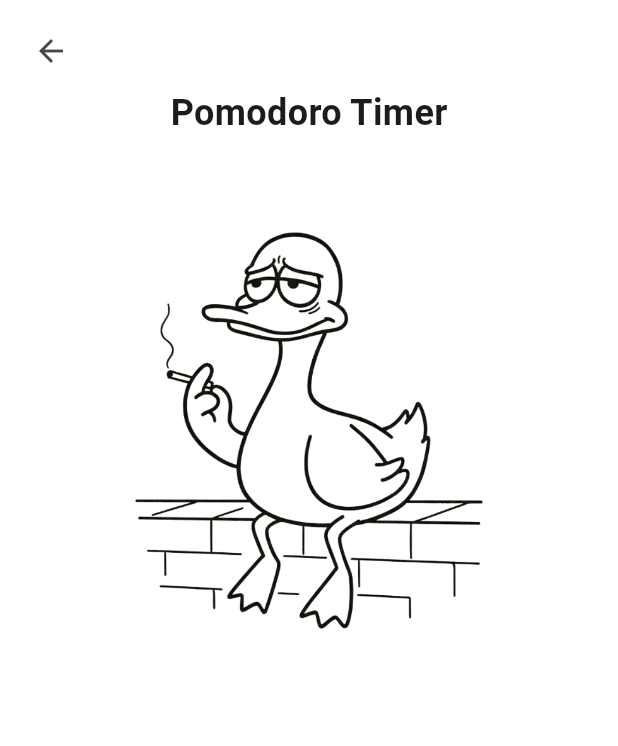
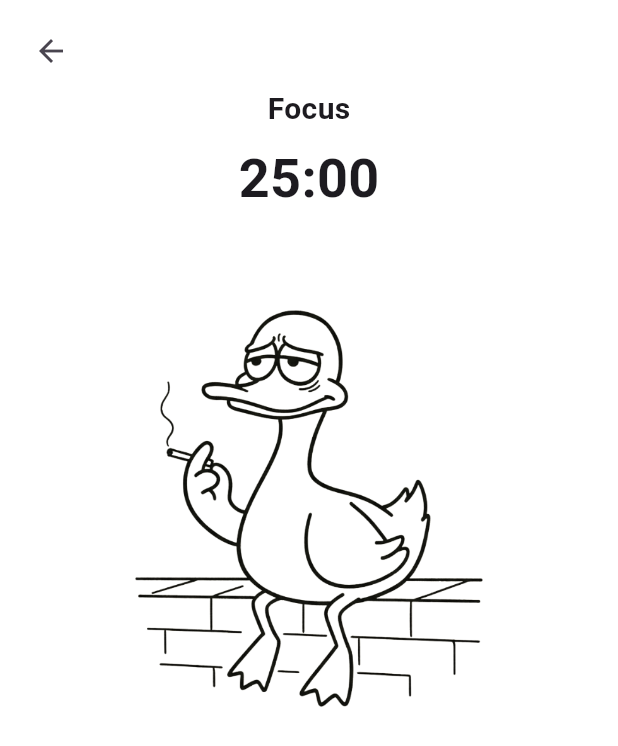
Before and after one commit to Penz7/pomoduck, a Flutter app: the PomodoroScreen screen opened by its route, on a phone screen of 412 x 824 dp. Shown: the top 746 px of the screen. Run offline on Flutter 3.47's test engine with Material 3 defaults, Android fonts, the light colour scheme and no system bars; our stand-ins replace bloc, easy_localization, flutter_bloc, flutter_secure_storage, go_router, google_fonts and 3 more; accounts and stored records are empty.

Commit message:
Implement auto-start and cycle logic for Pomodoro sessions
Added auto-start toggles for breaks and Pomodoros in settings UI. Enhanced HybridDataCoordinator to bind sessions to cycles, increment completed Pomodoros, and auto-complete cycles. Refactored PomodoroCubit to support auto-starting next sessions based on settings, and improved timer state management. Updated PomodoroScreen to display live timer and session type. Refactored PomodoroState for better state handling.

```diff
--- a/pomo_duck/lib/features/pomodoro/pomodoro_screen.dart
+++ b/pomo_duck/lib/features/pomodoro/pomodoro_screen.dart
@@ -30,14 +30,38 @@ class PomodoroScreen extends StatelessWidget {
                   ),
                 ],
               ),
-              const Center(
-                child: Text(
-                  'Pomodoro Timer',
-                  style: TextStyle(
-                    fontSize: 24,
-                    fontWeight: FontWeight.bold,
-                  ),
-                ),
+              BlocBuilder<PomodoroCubit, PomodoroState>(
+                builder: (context, state) {
+                  final mm = (state.remainingSeconds ~/ 60)
+                      .toString()
+                      .padLeft(2, '0');
+                  final ss = (state.remainingSeconds % 60)
+                      .toString()
+                      .padLeft(2, '0');
+                  return Column(
+                    children: [
+                      Text(
+                        state.sessionType == 'work'
+                            ? 'Focus'
+                            : (state.sessionType == 'shortBreak'
+                                ? 'Short Break'
+                                : 'Long Break'),
+                        style: const TextStyle(
+                          fontSize: 20,
+                          fontWeight: FontWeight.w600,
+                        ),
+                      ),
+                      6.height,
+                      Text(
+                        '$mm:$ss',
+                        style: const TextStyle(
+                          fontSize: 36,
+                          fontWeight: FontWeight.bold,
+                        ),
+                      ),
+                    ],
+                  );
+                },
               ),
               20.height,
               Assets.images.duckFocus.image(
--- a/pomo_duck/lib/features/pomodoro/pomodoro_state.dart
+++ b/pomo_duck/lib/features/pomodoro/pomodoro_state.dart
@@ -1,6 +1,32 @@
 part of 'pomodoro_cubit.dart';
 
 @immutable
-sealed class PomodoroState {}
+class PomodoroState {
+  const PomodoroState({
+    required this.plannedSeconds,
+    required this.elapsedSeconds,
+    required this.sessionType,
+    required this.isRunning,
+  });
 
-final class PomodoroInitial extends PomodoroState {}
+  final int plannedSeconds;
+  final int elapsedSeconds;
+  final String sessionType; // 'work', 'shortBreak', 'longBreak'
+  final bool isRunning;
+
+  int get remainingSeconds => (plannedSeconds - elapsedSeconds).clamp(0, plannedSeconds);
+
+  PomodoroState copyWith({
+    int? plannedSeconds,
+    int? elapsedSeconds,
+    String? sessionType,
+    bool? isRunning,
+  }) {
+    return PomodoroState(
+      plannedSeconds: plannedSeconds ?? this.plannedSeconds,
+      elapsedSeconds: elapsedSeconds ?? this.elapsedSeconds,
+      sessionType: sessionType ?? this.sessionType,
+      isRunning: isRunning ?? this.isRunning,
+    );
+  }
+}
```
Also changed, not shown: pomo_duck/lib/core/data_coordinator/hybrid_data_coordinator.dart (+43 -2 lines), pomo_duck/lib/features/home/home_screen.dart (+20 -1 lines), pomo_duck/lib/features/pomodoro/pomodoro_cubit.dart (+86 -1 lines).
